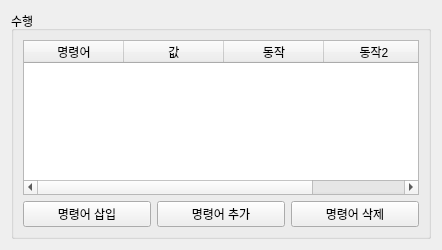
This is ui/command_widget.ui in gyuha/capture-macro2 as Qt 5 draws it before an edit. The edited form follows.
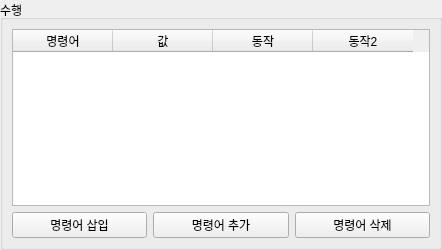
This is the edited form.

Patch:
```diff
--- a/ui/command_widget.ui
+++ b/ui/command_widget.ui
@@ -14,6 +14,18 @@
    <string>Form</string>
   </property>
   <layout class="QVBoxLayout" name="verticalLayout_2">
+   <property name="leftMargin">
+    <number>0</number>
+   </property>
+   <property name="topMargin">
+    <number>0</number>
+   </property>
+   <property name="rightMargin">
+    <number>0</number>
+   </property>
+   <property name="bottomMargin">
+    <number>0</number>
+   </property>
    <item>
     <widget class="QGroupBox" name="groupBox">
      <property name="title">
```
